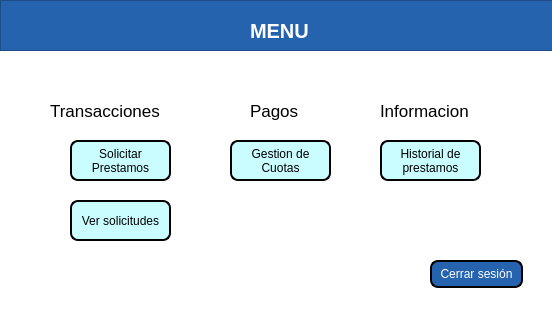
Above: views/MenuUsuarios.ui from MiguelFVasquez/ProyectoDB before the change. Below: the same form after it.
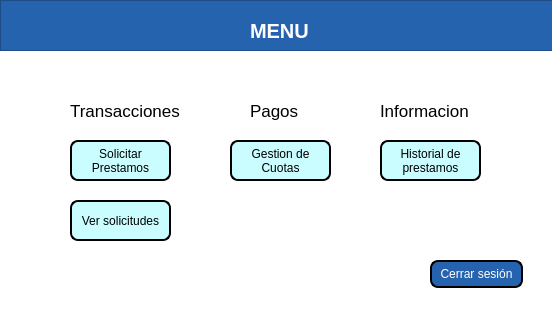
That is the form after the change.

```diff
--- a/views/MenuUsuarios.ui
+++ b/views/MenuUsuarios.ui
@@ -372,7 +372,7 @@
     </property>
     <property name="geometry">
      <rect>
-      <x>50</x>
+      <x>70</x>
       <y>90</y>
       <width>141</width>
       <height>41</height>
```
